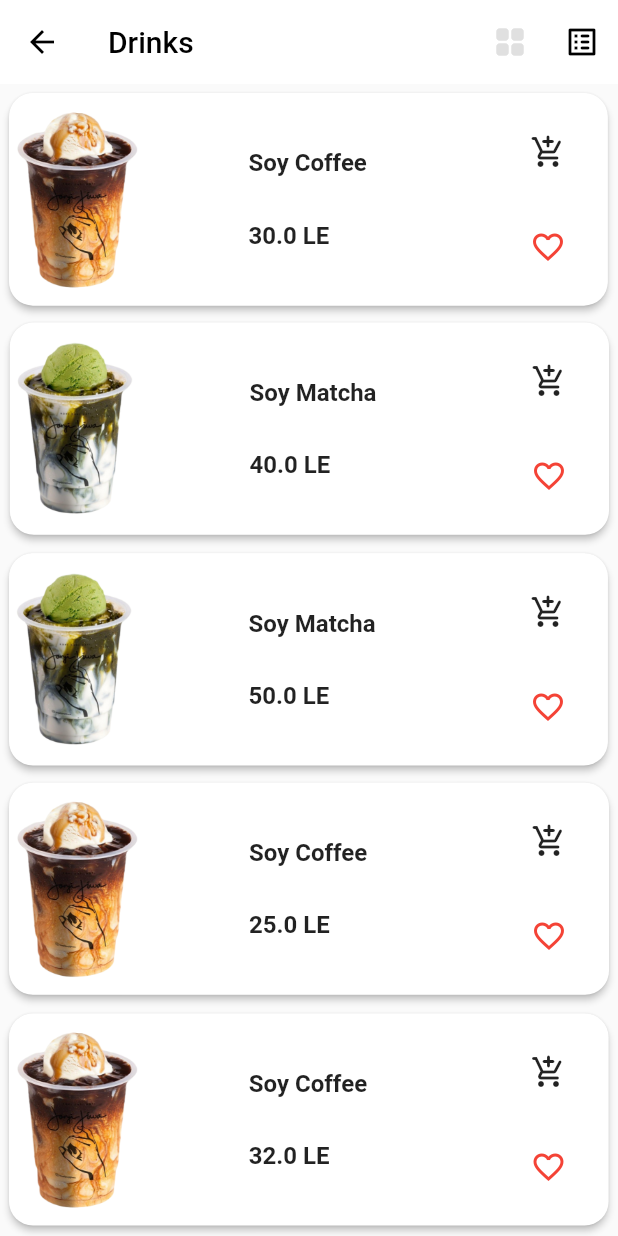
After one commit to MahanaElbana/flutter_repository, a Flutter app: the ListViewGridViewAnimation screen opened directly, after a tap on the "list alt" icon, on a phone screen of 412 x 824 dp. The commit adds this screen. Run offline on Flutter 3.47's test engine with Material 2 defaults, Android fonts, the phone set to English and light mode, and no system bars; our stand-ins replace flutter_zoom_drawer.

Commit message:
switch between gridview and listview with a hero and routetRANSLATION ANIMATION

```diff
--- a/lib/core/components/navigator_route_button/custom_button.dart
+++ b/lib/core/components/navigator_route_button/custom_button.dart
@@ -6,6 +6,7 @@ import 'package:flutter_repository/views/animated_on_boarding_screen.dart';
 import 'package:flutter_repository/views/boat_app_ui/boat_app.dart';
 import 'package:flutter_repository/views/circlura_floating_pop_out_menu.dart';
 import 'package:flutter_repository/views/floating_pop_out_menu.dart';
+import 'package:flutter_repository/views/list_view_grid_view_animation.dart';
 import 'package:flutter_repository/views/listview_with_page_view_transformed.dart';
 import 'package:flutter_repository/views/notification_listener_with_listview.dart';
 import 'package:flutter_repository/views/profile_in_app_bar.dart';
@@ -160,7 +161,7 @@ List<CustomButton> screenLists(BuildContext context) {
     // ----------- TrialScreen AnimatedCircPopOutFloating ! ---------------//
 
      CustomButton(
-      backGroundColor: Colors.primaries[6],
+      backGroundColor: Colors.primaries[7],
       onPressed: () {
         AppNavigatorFunctions.defaultPush(
             context, const ListViewWithPageViewTransformed());
@@ -171,7 +172,7 @@ List<CustomButton> screenLists(BuildContext context) {
       // ----------- TrialScreen AnimatedCircPopOutFloating ! ---------------//
 
      CustomButton(
-      backGroundColor: Colors.primaries[6],
+      backGroundColor: Colors.primaries[8],
       onPressed: () {
         AppNavigatorFunctions.defaultPush(
             context, const ValueListenableBuilderTransformPageView());
@@ -182,7 +183,7 @@ List<CustomButton> screenLists(BuildContext context) {
         // ----------- TrialScreen AnimatedCircPopOutFloating ! ---------------//
 
      CustomButton(
-      backGroundColor: Colors.primaries[6],
+      backGroundColor: Colors.primaries[9],
       onPressed: () {
         AppNavigatorFunctions.defaultPush(
             context, const AnimatedOnBoardingScreen());
@@ -190,5 +191,16 @@ List<CustomButton> screenLists(BuildContext context) {
       forgroundString: "AnimatedOn BoardingScreen",
       iconData: Icons.widgets_outlined,
     ),
+           // ----------- ListViewGridViewAnimation ---------------//
+
+     CustomButton(
+      backGroundColor: Colors.primaries[10],
+      onPressed: () {
+        AppNavigatorFunctions.defaultPush(
+            context, const ListViewGridViewAnimation());
+      },
+      forgroundString: "ListViewGridViewAnimation",
+      iconData: Icons.local_fire_department_outlined,
+    ),
   ];
 }
--- /dev/null
+++ b/lib/views/list_view_grid_view_animation.dart
@@ -0,0 +1,369 @@
+import 'package:flutter/material.dart';
+
+class ListViewGridViewAnimation extends StatefulWidget {
+  const ListViewGridViewAnimation({super.key});
+
+  @override
+  State<ListViewGridViewAnimation> createState() =>
+      _ListViewGridViewAnimationState();
+}
+
+class _ListViewGridViewAnimationState extends State<ListViewGridViewAnimation> {
+  //======== variables and functions ==============//
+  static int view = 1;
+  static PageController controllerListView =
+      PageController(viewportFraction: 1 / 5);
+
+  void togleBettweenlistAndGrid(int index) {
+
+    if (view != index) {
+      view = index;
+      Navigator.of(context).pushReplacement(
+        animatedRouteTransition(
+          const ListViewGridViewAnimation(),
+        ),
+      );
+    }
+  }
+
+//======== variables and functions ==============//
+  @override
+  Widget build(BuildContext context) {
+    return Scaffold(
+      // ============== AppBar ==============//
+      appBar: AppBar(
+          elevation: 0.0,
+          title: const Text(
+            'Drinks',
+            style: TextStyle(color: Colors.black),
+          ),
+          centerTitle: false,
+          backgroundColor: Colors.white,
+          iconTheme: const IconThemeData(color: Colors.black),
+          actions: <Widget>[
+            IconButton(
+              onPressed: () {
+                togleBettweenlistAndGrid(1);
+              },
+              icon: Icon(
+                Icons.grid_view_rounded,
+                color: view == 2 ? Colors.grey.shade300 : Colors.black,
+              ),
+            ),
+            IconButton(
+              onPressed: () {
+                togleBettweenlistAndGrid(2);
+              },
+              icon: Icon(
+                Icons.list_alt_rounded,
+                color: view == 1 ? Colors.grey.shade300 : Colors.black,
+              ),
+            ),
+          ]),
+      // ============== body ==============//
+      body: (view == 2)
+          ? PageView(
+              physics: const BouncingScrollPhysics(),
+              controller: controllerListView,
+              scrollDirection: Axis.vertical,
+              pageSnapping: false,
+              padEnds: false,
+              children: <Hero>[
+                ...drinkItems.map((e) {
+                  return Hero(
+                      tag: e.price,
+                      child: ListCardWidget(
+                        drinkModel: e,
+                        onPressedCart: () {
+                         // print("cart");
+                        },
+                        onPressedFavorite: () {
+                        //  print("favorite");
+                        },
+                      ));
+                }).toList(),
+              ],
+            )
+          : GridView.count(
+              physics: const BouncingScrollPhysics(),
+              crossAxisCount: 2,
+              padding: const EdgeInsets.all(3.0),
+              children: drinkItems.map((e) {
+                return Hero(
+                  tag: e.price,
+                  child: GridViewCardWidget(
+                    drinkModel: e,
+                    onPressedCart: () {
+                    // print("cart");
+                    },
+                    onPressedFavorite: () {
+                    //  print("favorite");
+                    },
+                  ),
+                );
+              }).toList(),
+            ),
+    );
+  }
+}
+
+Route animatedRouteTransition(Widget destination) {
+  return PageRouteBuilder(
+    pageBuilder: (BuildContext context, Animation<double> animation,
+            Animation<double> secondaryAnimation) =>
+        destination,
+    transitionDuration: const Duration(milliseconds: 1200),
+    reverseTransitionDuration: const Duration(milliseconds: 1200),
+    transitionsBuilder: (BuildContext context, Animation<double> animation,
+        Animation<double> secondaryAnimation, Widget child) {
+      return FadeTransition(
+        opacity: CurvedAnimation(
+          parent: animation,
+          curve: Curves.easeOutCirc,
+          reverseCurve: Curves.easeOutCirc.flipped,
+        ),
+        child: child,
+      );
+    },
+  );
+}
+
+class GridViewCardWidget extends StatelessWidget {
+  final DrinkModel drinkModel;
+  final void Function() onPressedFavorite;
+  final void Function() onPressedCart;
+  const GridViewCardWidget(
+      {required this.drinkModel,
+      super.key,
+      required this.onPressedFavorite,
+      required this.onPressedCart});
+
+  @override
+  Widget build(BuildContext context) {
+    return Card(
+      margin: const EdgeInsets.all(4.0),
+      elevation: 1.5,
+      borderOnForeground: false,
+      shape: RoundedRectangleBorder(borderRadius: BorderRadius.circular(16.0)),
+      child: Column(
+        mainAxisAlignment: MainAxisAlignment.start,
+        children: [
+          Expanded(
+            flex: 9,
+            child: Image.asset(
+              drinkModel.picturePath,
+              height: 120,
+            ),
+          ),
+          Expanded(
+            flex: 3,
+            child: Container(
+              padding: const EdgeInsets.only(top: 8, left: 8),
+              alignment: Alignment.topLeft,
+              child: Text(
+                drinkModel.drinkName,
+                style:
+                    const TextStyle(fontSize: 16, fontWeight: FontWeight.bold),
+              ),
+            ),
+          ),
+          Expanded(
+            flex: 4,
+            child: Container(
+              padding: const EdgeInsets.only(bottom: 8, left: 8),
+              alignment: Alignment.topLeft,
+              child: Row(
+                mainAxisAlignment: MainAxisAlignment.spaceBetween,
+                children: [
+                  Expanded(
+                    flex: 8,
+                    child: Text(
+                      drinkModel.price,
+                      style: const TextStyle(
+                          fontSize: 16, fontWeight: FontWeight.bold),
+                    ),
+                  ),
+                  Expanded(
+                    flex: 9,
+                    child: Row(
+                      children: [
+                        Expanded(
+                          child: IconButton(
+                            onPressed: onPressedCart,
+                            icon: const Icon(
+                              Icons.add_shopping_cart_rounded,
+                            ),
+                          ),
+                        ),
+                        Expanded(
+                          child: IconButton(
+                            onPressed: onPressedFavorite,
+                            icon: const Icon(
+                              Icons.favorite_border_sharp,
+                              color: Colors.red,
+                            ),
+                          ),
+                        ),
+                      ],
+                    ),
+                  )
+                ],
+              ),
+            ),
+          ),
+        ],
+      ),
+    );
+  }
+}
+
+class ListCardWidget extends StatelessWidget {
+  final DrinkModel drinkModel;
+  final void Function() onPressedFavorite;
+  final void Function() onPressedCart;
+  const ListCardWidget(
+      {required this.drinkModel,
+      super.key,
+      required this.onPressedFavorite,
+      required this.onPressedCart});
+
+  @override
+  Widget build(BuildContext context) {
+    return Card(
+      margin: const EdgeInsets.all(6.0),
+      elevation: 2.0,
+      borderOnForeground: false,
+      shape: RoundedRectangleBorder(borderRadius: BorderRadius.circular(16.0)),
+      child: Row(
+        mainAxisAlignment: MainAxisAlignment.start,
+        children: [
+          Expanded(
+            flex: 4,
+            child: Image.asset(
+              alignment: Alignment.centerLeft,
+              drinkModel.picturePath,
+              height: 130,
+            ),
+          ),
+          Expanded(
+            flex: 4,
+            child: Column(
+              mainAxisAlignment: MainAxisAlignment.spaceEvenly,
+              children: [
+                Container(
+                  padding: const EdgeInsets.only(top: 8.0),
+                  alignment: Alignment.topLeft,
+                  child: Text(
+                    drinkModel.drinkName,
+                    style: const TextStyle(
+                        fontSize: 16, fontWeight: FontWeight.bold),
+                  ),
+                ),
+                Container(
+                  padding: const EdgeInsets.only(bottom: 8.0),
+                  alignment: Alignment.topLeft,
+                  child: Text(
+                    drinkModel.price,
+                    style: const TextStyle(
+                        fontSize: 16, fontWeight: FontWeight.bold),
+                  ),
+                ),
+              ],
+            ),
+          ),
+          Expanded(
+            flex: 2,
+            child: Column(
+              mainAxisAlignment: MainAxisAlignment.spaceEvenly,
+              children: [
+                IconButton(
+                  onPressed: onPressedFavorite,
+                  icon: const Icon(
+                    Icons.add_shopping_cart_rounded,
+                  ),
+                ),
+                IconButton(
+                  onPressed: onPressedFavorite,
+                  icon: const Icon(
+                    Icons.favorite_border_sharp,
+                    color: Colors.red,
+                  ),
+                ),
+              ],
+            ),
+          ),
+        ],
+      ),
+    );
+  }
+}
+
+class DrinkModel {
+  final String picturePath;
+  final String drinkName;
+  final String price;
+
+  DrinkModel(
+      {required this.picturePath,
+      required this.drinkName,
+      required this.price});
+}
+
+List<DrinkModel> drinkItems = <DrinkModel>[
+  DrinkModel(
+      picturePath: 'assets/images/grid_list_switch/Soy_Coffee_Latte.png',
+      drinkName: 'Soy Coffee ',
+      price: '30.0 LE'),
+  DrinkModel(
+      picturePath: 'assets/images/grid_list_switch/Soy_Matcha_Latte.png',
+      drinkName: 'Soy Matcha',
+      price: '40.0 LE'),
+  DrinkModel(
+      picturePath: 'assets/images/grid_list_switch/Soy_Matcha_Latte.png',
+      drinkName: 'Soy Matcha',
+      price: '50.0 LE'),
+  DrinkModel(
+      picturePath: 'assets/images/grid_list_switch/Soy_Coffee_Latte.png',
+      drinkName: 'Soy Coffee',
+      price: '25.0 LE'),
+  DrinkModel(
+      picturePath: 'assets/images/grid_list_switch/Soy_Coffee_Latte.png',
+      drinkName: 'Soy Coffee',
+      price: '32.0 LE'),
+  DrinkModel(
+      picturePath: 'assets/images/grid_list_switch/Soy_Matcha_Latte.png',
+      drinkName: 'Soy Matcha',
+      price: '26.0 LE'),
+  DrinkModel(
+      picturePath: 'assets/images/grid_list_switch/Soy_Matcha_Latte.png',
+      drinkName: 'Soy Matcha',
+      price: '44.0 LE'),
+  DrinkModel(
+      picturePath: 'assets/images/grid_list_switch/Soy_Coffee_Latte.png',
+      drinkName: 'Soy Coffee',
+      price: '58.0 LE'),
+  DrinkModel(
+      picturePath: 'assets/images/grid_list_switch/Soy_Coffee_Latte.png',
+      drinkName: 'Soy Coffee',
+      price: '36.0 LE'),
+  DrinkModel(
+      picturePath: 'assets/images/grid_list_switch/Soy_Matcha_Latte.png',
+      drinkName: 'Soy Matcha',
+      price: '47.0 LE'),
+  DrinkModel(
+      picturePath: 'assets/images/grid_list_switch/Soy_Coffee_Latte.png',
+      drinkName: 'Soy Coffee',
+      price: '66.0 LE'),
+  DrinkModel(
+      picturePath: 'assets/images/grid_list_switch/Soy_Matcha_Latte.png',
+      drinkName: 'Soy Matcha',
+      price: '48.0 LE'),
+  DrinkModel(
+      picturePath: 'assets/images/grid_list_switch/Soy_Coffee_Latte.png',
+      drinkName: 'Soy Coffee',
+      price: '19.0 LE'),
+  DrinkModel(
+      picturePath: 'assets/images/grid_list_switch/Soy_Matcha_Latte.png',
+      drinkName: 'Soy Matcha',
+      price: '27.5 LE'),
+];
--- a/pubspec.yaml
+++ b/pubspec.yaml
@@ -32,6 +32,7 @@ flutter:
     - assets/images/work.jpg
     - assets/images/work1.png
     - assets/images/card_images/
+    - assets/images/grid_list_switch/
 
   # fonts:
   fonts:
```
Also changed, not shown: lib/views/ani_d.dart (added, +211 -0 lines), assets/images/grid_list_switch/Soy_Coffee_Latte.png (added), assets/images/grid_list_switch/Soy_Matcha_Latte.png (added), 1 other file.
